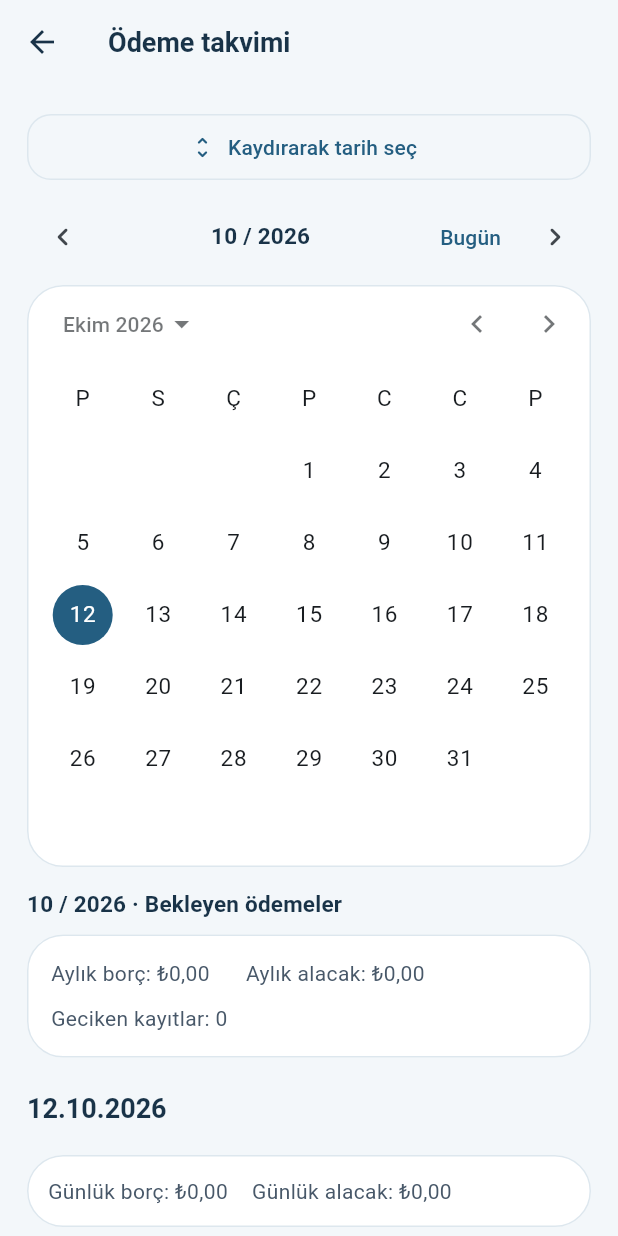
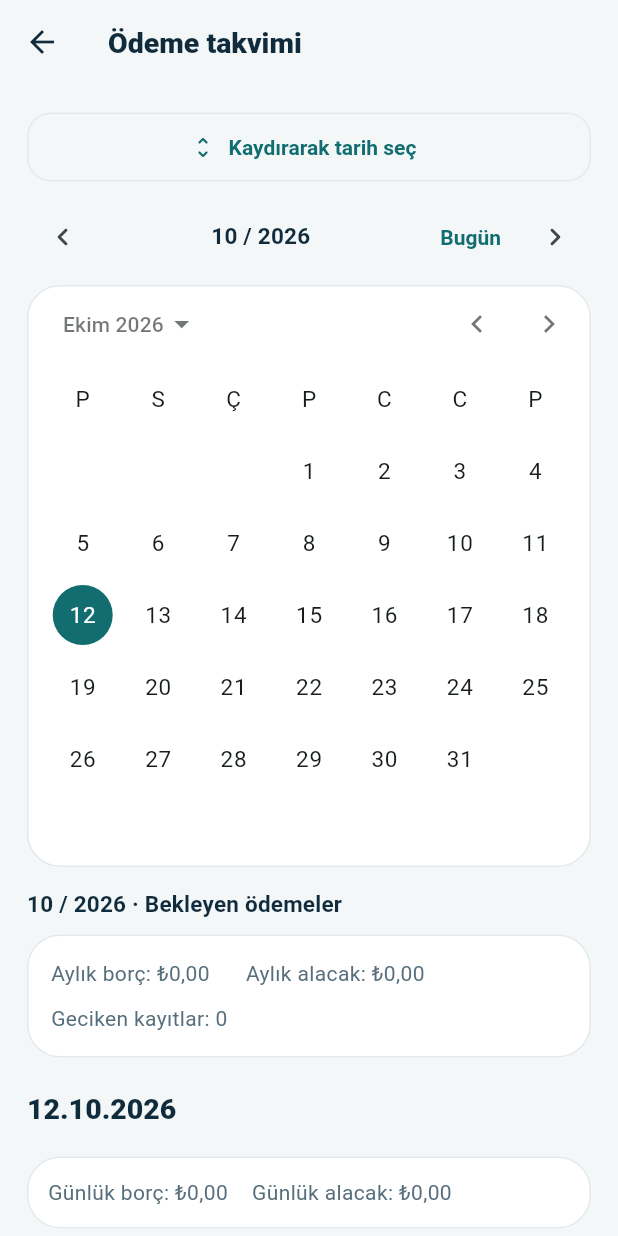
Before and after one commit to otsho675-afk/VADE, a Flutter app: the screen it shows after launch, after a tap on "Misafir olarak devam et", after a tap on the "calendar month" icon, on a phone screen of 412 x 824 dp. Run offline on Flutter 3.47's test engine with Material 3 defaults, Android fonts, the phone set to English and light mode, and no system bars; our stand-ins replace cloud_firestore, cloud_functions, file_picker, firebase_auth, firebase_core, firebase_database and 8 more; missing offline and left inert: onesignal_flutter; accounts and stored records are empty.

Commit message:
design: introduce coherent premium light and dark VADESİ design system

```diff
--- a/lib/ui/app_theme.dart
+++ b/lib/ui/app_theme.dart
@@ -1,108 +1,136 @@
 import 'package:flutter/material.dart';
 
+/// Unified VADESİ design system: deep ink, calm teal and high-contrast surfaces.
 class AppTheme {
-  static const ink = Color(0xFF193348);
-  static const navy = Color(0xFF284F6A);
-  static const darkBg = Color(0xFF0E1D2A);
-  static const darkCard = Color(0xFF1A2E40);
+  static const ink = Color(0xFF102C3C);
+  static const navy = Color(0xFF14384B);
+  static const teal = Color(0xFF0F8C87);
+  static const darkBg = Color(0xFF091923);
+  static const darkCard = Color(0xFF142B38);
 
   static ThemeData light() => _theme(
-    Brightness.light,
-    const Color(0xFF245E81),
-    const Color(0xFFF3F7FA),
-    Colors.white,
+    Brightness.light, const Color(0xFF116D70),
+    const Color(0xFFF4F7F8), Colors.white,
   );
 
   static ThemeData dark() => _theme(
-    Brightness.dark,
-    const Color(0xFFA8D8F1),
-    darkBg,
-    darkCard,
+    Brightness.dark, const Color(0xFF7FD5CB),
+    darkBg, darkCard,
   );
 
-  static ThemeData _theme(Brightness mode, Color primary, Color background, Color card) {
+  static ThemeData _theme(
+      Brightness mode, Color primary, Color background, Color card) {
     final dark = mode == Brightness.dark;
     final scheme = ColorScheme.fromSeed(
-      seedColor: navy,
+      seedColor: teal,
       brightness: mode,
       primary: primary,
+      secondary: dark ? const Color(0xFF8FB6DC) : const Color(0xFF426A91),
+      tertiary: dark ? const Color(0xFFC7C08A) : const Color(0xFF8C7246),
       surface: card,
-      error: dark ? const Color(0xFFFFA69D) : const Color(0xFFAD3C40),
+      error: dark ? const Color(0xFFFFB4AB) : const Color(0xFFAC4242),
     );
-    final border = dark ? const Color(0xFF375268) : const Color(0xFFDDE7EE);
-    final titleColor = dark ? const Color(0xFFF5F7F9) : ink;
+    final border = dark ? const Color(0xFF294553) : const Color(0xFFE1E9EC);
+    final titleColor = dark ? const Color(0xFFF1F7F8) : ink;
+    final secondaryText = dark ? const Color(0xFFB0C6D0) : const Color(0xFF576F7C);
+    final shape = RoundedRectangleBorder(
+      borderRadius: BorderRadius.circular(22), side: BorderSide(color: border));
     return ThemeData(
       useMaterial3: true,
       brightness: mode,
       colorScheme: scheme,
       scaffoldBackgroundColor: background,
+      splashFactory: InkRipple.splashFactory,
       appBarTheme: AppBarTheme(
-        backgroundColor: background,
-        foregroundColor: titleColor,
-        elevation: 0,
-        centerTitle: false,
-        surfaceTintColor: Colors.transparent,
+        backgroundColor: background, foregroundColor: titleColor,
+        elevation: 0, centerTitle: false, surfaceTintColor: Colors.transparent,
+        titleTextStyle: TextStyle(
+          fontSize: 19, fontWeight: FontWeight.w800, color: titleColor,
+        ),
       ),
       cardTheme: CardThemeData(
-        color: card,
-        elevation: 0,
-        surfaceTintColor: Colors.transparent,
-        margin: EdgeInsets.zero,
-        shape: RoundedRectangleBorder(
-          borderRadius: BorderRadius.circular(24),
-          side: BorderSide(color: border),
-        ),
+        color: card, elevation: 0, surfaceTintColor: Colors.transparent,
+        margin: EdgeInsets.zero, shape: shape,
       ),
       dividerTheme: DividerThemeData(color: border, thickness: 1),
       inputDecorationTheme: InputDecorationTheme(
-        isDense: false,
         filled: true,
-        fillColor: dark ? const Color(0xFF24394C) : const Color(0xFFF7FAFC),
-        contentPadding: const EdgeInsets.symmetric(horizontal: 15, vertical: 15),
-        border: OutlineInputBorder(borderRadius: BorderRadius.circular(16), borderSide: BorderSide(color: border)),
-        enabledBorder: OutlineInputBorder(borderRadius: BorderRadius.circular(16), borderSide: BorderSide(color: border)),
-        focusedBorder: OutlineInputBorder(borderRadius: BorderRadius.circular(16), borderSide: BorderSide(color: primary, width: 1.5)),
-        errorBorder: OutlineInputBorder(borderRadius: BorderRadius.circular(16), borderSide: BorderSide(color: scheme.error)),
+        fillColor: dark ? const Color(0xFF1E3947) : const Color(0xFFFAFCFC),
+        contentPadding: const EdgeInsets.symmetric(horizontal: 16, vertical: 16),
+        border: OutlineInputBorder(
+          borderRadius: BorderRadius.circular(15), borderSide: BorderSide(color: border)),
+        enabledBorder: OutlineInputBorder(
+          borderRadius: BorderRadius.circular(15), borderSide: BorderSide(color: border)),
+        focusedBorder: OutlineInputBorder(
+          borderRadius: BorderRadius.circular(15),
+          borderSide: BorderSide(color: primary, width: 1.8)),
+        errorBorder: OutlineInputBorder(
+          borderRadius: BorderRadius.circular(15),
+          borderSide: BorderSide(color: scheme.error)),
       ),
-      filledButtonTheme: FilledButtonThemeData(
-        style: FilledButton.styleFrom(
-          minimumSize: const Size(0, 54),
-          shape: RoundedRectangleBorder(borderRadius: BorderRadius.circular(16)),
-          textStyle: const TextStyle(fontSize: 14, fontWeight: FontWeight.w700),
-        ),
-      ),
-      outlinedButtonTheme: OutlinedButtonThemeData(
-        style: OutlinedButton.styleFrom(
-          minimumSize: const Size(0, 44),
-          side: BorderSide(color: border),
-          shape: RoundedRectangleBorder(borderRadius: BorderRadius.circular(16)),
-        ),
+      filledButtonTheme: FilledButtonThemeData(style: FilledButton.styleFrom(
+        minimumSize: const Size(0, 52), elevation: 0,
+        shape: RoundedRectangleBorder(borderRadius: BorderRadius.circular(16)),
+        textStyle: const TextStyle(fontSize: 14, fontWeight: FontWeight.w800),
+      )),
+      outlinedButtonTheme: OutlinedButtonThemeData(style: OutlinedButton.styleFrom(
+        minimumSize: const Size(0, 46),
+        side: BorderSide(color: border),
+        shape: RoundedRectangleBorder(borderRadius: BorderRadius.circular(16)),
+        textStyle: const TextStyle(fontWeight: FontWeight.w700),
+      )),
+      textButtonTheme: TextButtonThemeData(style: TextButton.styleFrom(
+        textStyle: const TextStyle(fontWeight: FontWeight.w700),
+      )),
+      chipTheme: ChipThemeData(
+        shape: RoundedRectangleBorder(borderRadius: BorderRadius.circular(12)),
+        side: BorderSide(color: border),
+        backgroundColor: card,
+        selectedColor: primary.withValues(alpha: .16),
+        labelStyle: TextStyle(color: titleColor, fontWeight: FontWeight.w600),
+        padding: const EdgeInsets.symmetric(horizontal: 8, vertical: 7),
       ),
       navigationBarTheme: NavigationBarThemeData(
         backgroundColor: card,
         surfaceTintColor: Colors.transparent,
-        indicatorColor: primary.withValues(alpha: .13),
-        height: 72,
+        indicatorColor: primary.withValues(alpha: dark ? .23 : .12),
+        height: 76,
+        labelTextStyle: WidgetStateProperty.resolveWith((states) => TextStyle(
+          color: states.contains(WidgetState.selected) ? primary : secondaryText,
+          fontSize: 11, fontWeight: states.contains(WidgetState.selected)
+            ? FontWeight.w800 : FontWeight.w600,
+        )),
       ),
       navigationRailTheme: NavigationRailThemeData(
+        backgroundColor: card, indicatorColor: primary.withValues(alpha: .14),
+        selectedIconTheme: IconThemeData(color: primary),
+        unselectedIconTheme: IconThemeData(color: secondaryText),
+        selectedLabelTextStyle: TextStyle(color: primary, fontSize: 12, fontWeight: FontWeight.w800),
+      ),
+      bottomSheetTheme: BottomSheetThemeData(
+        backgroundColor: card, surfaceTintColor: Colors.transparent,
+        shape: const RoundedRectangleBorder(
+          borderRadius: BorderRadius.vertical(top: Radius.circular(30))),
+        showDragHandle: true,
+      ),
+      dialogTheme: DialogThemeData(
         backgroundColor: card,
-        indicatorColor: primary.withValues(alpha: .13),
-        selectedIconTheme: IconThemeData(color: primary),
-        selectedLabelTextStyle: TextStyle(color: primary, fontSize: 12, fontWeight: FontWeight.w700),
+        shape: RoundedRectangleBorder(borderRadius: BorderRadius.circular(24)),
       ),
-      bottomSheetTheme: BottomSheetThemeData(backgroundColor: card, surfaceTintColor: Colors.transparent),
       snackBarTheme: SnackBarThemeData(
-        backgroundColor: dark ? const Color(0xFF375268) : const Color(0xFF263C50),
-        contentTextStyle: const TextStyle(color: Colors.white),
+        backgroundColor: dark ? const Color(0xFF315160) : ink,
+        contentTextStyle: const TextStyle(color: Colors.white, fontWeight: FontWeight.w600),
         behavior: SnackBarBehavior.floating,
+        shape: RoundedRectangleBorder(borderRadius: BorderRadius.circular(14)),
       ),
       textTheme: TextTheme(
-        headlineMedium: TextStyle(color: titleColor, fontSize: 26, fontWeight: FontWeight.w800, letterSpacing: -.6),
-        headlineSmall: TextStyle(color: titleColor, fontSize: 21, fontWeight: FontWeight.w800),
-        titleLarge: TextStyle(color: titleColor, fontSize: 18, fontWeight: FontWeight.w700),
+        displaySmall: TextStyle(color: titleColor, fontSize: 37, fontWeight: FontWeight.w900, letterSpacing: -1.5),
+        headlineMedium: TextStyle(color: titleColor, fontSize: 28, fontWeight: FontWeight.w900, letterSpacing: -.8),
+        headlineSmall: TextStyle(color: titleColor, fontSize: 22, fontWeight: FontWeight.w800, letterSpacing: -.5),
+        titleLarge: TextStyle(color: titleColor, fontSize: 19, fontWeight: FontWeight.w800),
         titleMedium: TextStyle(color: titleColor, fontSize: 15, fontWeight: FontWeight.w700),
-        bodyLarge: TextStyle(color: titleColor, fontSize: 15),
-        bodyMedium: TextStyle(color: dark ? const Color(0xFFD3DBE4) : const Color(0xFF485869), fontSize: 14),
+        bodyLarge: TextStyle(color: titleColor, fontSize: 15, height: 1.45),
+        bodyMedium: TextStyle(color: secondaryText, fontSize: 14, height: 1.4),
       ),
     );
   }
```
